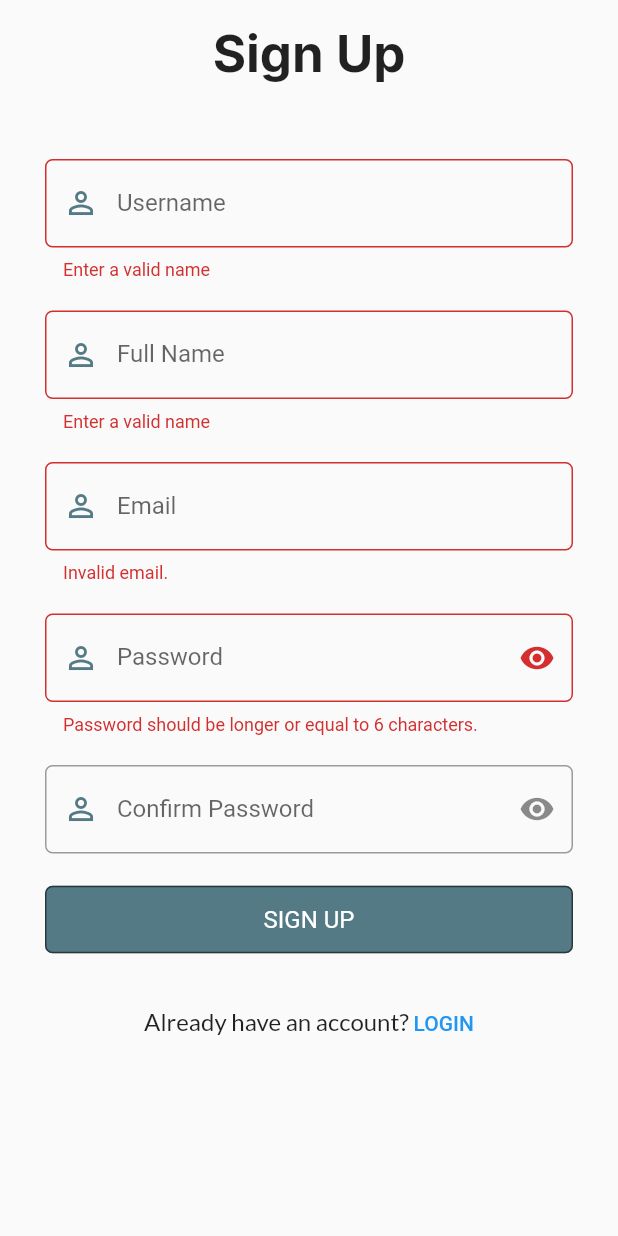
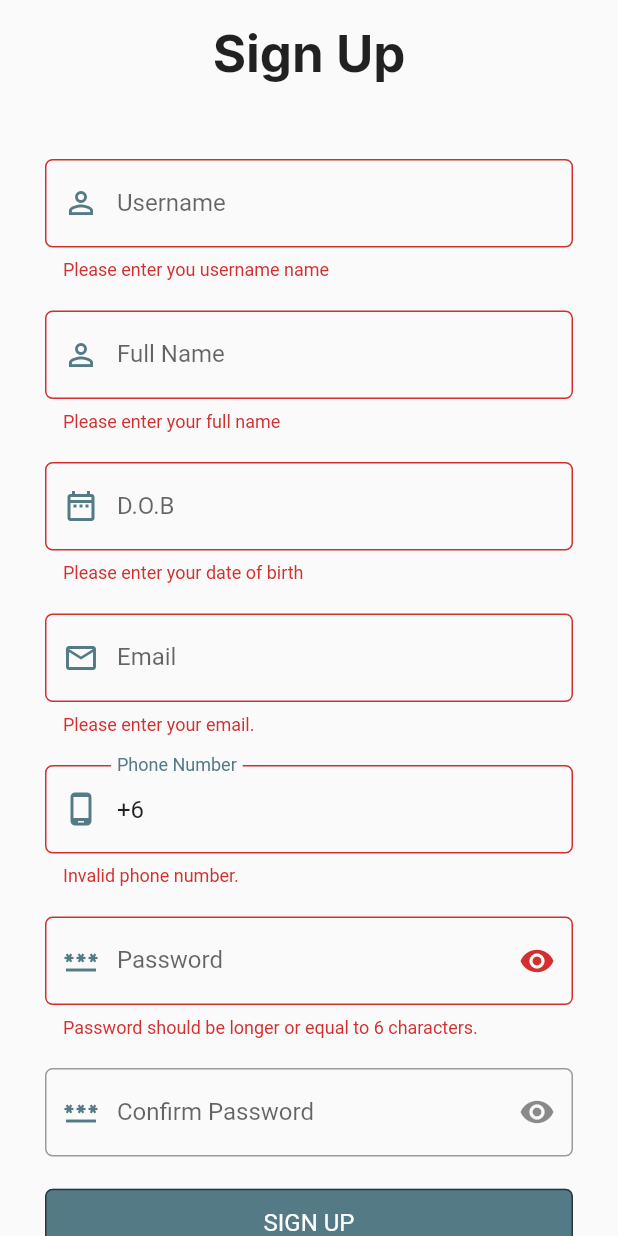
Before and after one commit to Hester33/tmwes, a Flutter app: the SignUpScreen screen opened directly, after a tap on "SIGN UP", on a phone screen of 412 x 824 dp. Run offline on Flutter 3.47's test engine with Material 2 defaults, Android fonts, the phone set to English and light mode, and no system bars; our stand-ins replace cloud_firestore, firebase_auth, firebase_core, get, google_fonts; missing offline and left inert: bcrypt; accounts and stored records are empty; network calls fail.

Commit message:
update user sign up form

```diff
--- a/lib/database/authentication_db.dart
+++ b/lib/database/authentication_db.dart
@@ -40,7 +40,7 @@ class AuthenticationDb extends GetxController {
         : Get.offAll(() => const Home());
   }
 
-  Future<String> createUserWithEmailAndPwd(
+  Future<String?> createUserWithEmailAndPwd(
       String email, String password, String username) async {
     try {
       //showLoading();
@@ -61,12 +61,13 @@ class AuthenticationDb extends GetxController {
           backgroundColor: Colors.redAccent.withOpacity(0.1),
           colorText: Colors.red);
       print('FIREBASE AUTH EXPECTION - ${ex.msg}, ${e.code}');
-      throw ex;
+      //throw ex;
     } catch (_) {
       const ex = SignUpWithEmailAndPasswordFailure();
       print('EXCEPTION - ${ex.msg}');
       throw ex;
     }
+    return null;
   }
 
   Future<void> loginUserWithEmailAndPwd(String email, String password) async {
--- a/lib/database/user_db.dart
+++ b/lib/database/user_db.dart
@@ -8,19 +8,20 @@ import 'package:tmwes/models/user_model.dart';
 class UserDb extends GetxController {
   static UserDb get instance => Get.find();
 
-  final _db = FirebaseFirestore.instance;
-
   //store user in FireStore
-  storeUser(String uid, String username, String fullName, String email,
-      String encryptedPwd) async {
+  Future<void> storeUser(String? uid, String username, String fullName,
+      DateTime dateOfBirth, String email, String phoneNo) async {
     User? currentUser = auth.currentUser;
 
     final user = UserModel(
       id: uid,
       username: username,
       fullName: fullName,
+      dateOfBirth: dateOfBirth,
       email: email,
-      password: encryptedPwd,
+      phoneNumber: phoneNo,
+      //auto added
+      dateJoined: DateTime.now(),
     );
     if (currentUser != null) {
       //.add(...) and .doc().set(...) are completely equivalent
@@ -63,4 +64,6 @@ class UserDb extends GetxController {
         snapshot.docs.map((e) => UserModel.fromSnapshot(e)).toList();
     return usersData;
   }
+
+  //  currentUser.updateEmail(newEmail);
 }
--- a/lib/models/user_model.dart
+++ b/lib/models/user_model.dart
@@ -1,22 +1,53 @@
-import 'package:bcrypt/bcrypt.dart';
+//import 'package:bcrypt/bcrypt.dart';
 import 'package:cloud_firestore/cloud_firestore.dart';
 
 class UserModel {
   final String? id;
   final String username;
   final String fullName;
+  final DateTime dateOfBirth;
   final String email;
-  final String password;
+  final String phoneNumber;
+  final DateTime? dateJoined;
+  //! Name, DOB/age, Gender, Email, Phone no, Pwd, CPwd
 
   UserModel({
     this.id,
     required this.username,
     required this.fullName,
+    required this.dateOfBirth,
     required this.email,
-    required this.password,
+    required this.phoneNumber,
+    this.dateJoined,
   });
 
-  // Future<String> encrypt() async {
+  toJson() {
+    return {
+      "id": id,
+      "username": username,
+      "fullname": fullName,
+      "dob": dateOfBirth,
+      "email": email,
+      "phone_no": phoneNumber,
+      "date_joined": dateJoined,
+    };
+  }
+
+  //*Map user from Firebase to UserModel
+  // .fromSnapshot = named constrcutor
+  factory UserModel.fromSnapshot(DocumentSnapshot<Map<String, dynamic>> doc) {
+    final data = doc.data();
+    return UserModel(
+        id: data!["id"],
+        username: data["username"],
+        fullName: data["fullname"],
+        dateOfBirth: data["dob"],
+        email: data["email"],
+        phoneNumber: data["phone_no"],
+        dateJoined: data["date_joined"]);
+  }
+}
+// Future<String> encrypt() async {
   //   String pwd = password;
   //   final String encryptedText = BCrypt.hashpw(
   //     pwd,
@@ -32,26 +63,3 @@ class UserModel {
   //   );
   //   return checkPassword;
   // }
-
-  toJson() {
-    return {
-      "id": id,
-      "username": username,
-      "fullname": fullName,
-      "email": email,
-      "password": password,
-    };
-  }
-
-  //*Map user from Firebase to UserModel
-  // .fromSnapshot = named constrcutor
-  factory UserModel.fromSnapshot(DocumentSnapshot<Map<String, dynamic>> doc) {
-    final data = doc.data();
-    return UserModel(
-        id: data!["id"],
-        username: data["username"],
-        fullName: data["fullname"],
-        email: data["email"],
-        password: data["password"]);
-  }
-}
--- a/lib/screens/authentication/signup/widgets/signup_form.dart
+++ b/lib/screens/authentication/signup/widgets/signup_form.dart
@@ -16,7 +16,6 @@ class SignUpForm extends StatelessWidget {
     final controller = SignUpController.instance;
     final _formKey = GlobalKey<FormState>();
 
-    //! Name, DOB, Gender, Email, Phone no, Pwd, CPwd
     //! check box for term n cond
     return Container(
       padding: const EdgeInsets.symmetric(vertical: 20.0),
@@ -33,7 +32,7 @@ class SignUpForm extends StatelessWidget {
                 ),
                 validator: (value) {
                   if (value.toString().length < 5) {
-                    return 'Enter a valid name';
+                    return 'Please enter you username name';
                   }
                   return null;
                 }),
@@ -47,24 +46,71 @@ class SignUpForm extends StatelessWidget {
                 ),
                 validator: (value) {
                   if (value.toString().length < 5) {
-                    return 'Enter a valid name';
+                    return 'Please enter your full name';
                   }
                   return null;
                 }),
+            const SizedBox(height: 20),
+            //*D.O.B
+            Obx(
+              () => TextFormField(
+                  controller: controller.dob.value,
+                  decoration: const InputDecoration(
+                    prefixIcon: Icon(Icons.date_range_outlined),
+                    label: Text('D.O.B'),
+                  ),
+                  readOnly: true,
+                  validator: (value) {
+                    if (value.toString().isEmpty) {
+                      return 'Please enter your date of birth';
+                    }
+                    return null;
+                  },
+                  //!not sure
+                  //keyboardType: TextInputType.number,
+                  onTap: () {
+                    //final DateTime date = controller.chooseDate() as DateTime;
+                    controller.chooseDate();
+                  }),
+            ),
             const SizedBox(height: 20),
             //*EmailAddress
             TextFormField(
                 controller: controller.email,
                 decoration: const InputDecoration(
-                  prefixIcon: Icon(Icons.person_outline_outlined),
+                  prefixIcon: Icon(Icons.email_outlined),
                   label: Text('Email'),
                 ),
                 validator: (value) {
                   bool isEmailValid = RegExp(
                           r"^[a-zA-Z0-9.a-zA-Z0-9.!#$%&'*+-/=?^_`{|}~]+@[a-zA-Z0-9]+\.[a-zA-Z]+")
                       .hasMatch(value!);
-                  if (!isEmailValid) {
+                  if (value.toString().isEmpty) {
+                    return 'Please enter your email.';
+                  } else if (!isEmailValid) {
                     return 'Invalid email.';
+                  }
+                  return null;
+                }),
+            const SizedBox(height: 20),
+            //* Phone Number
+            TextFormField(
+                controller: controller.phoneNo,
+                decoration: const InputDecoration(
+                  prefixIcon: Icon(Icons.phone_android_outlined),
+                  label: Text('Phone Number'),
+                  //! test
+                  //hintText: '+6012345678',
+                ),
+                validator: (value) {
+                  bool isPhoneNoValid =
+                      RegExp(r'(^(?:[+])?[0-9]{10,12}$)').hasMatch(value!);
+                  if (value.toString().isEmpty) {
+                    return 'Please enter your phone number.';
+                  } else if (value.toString().length < 12) {
+                    return 'Invalid phone number.';
+                  } else if (!isPhoneNoValid) {
+                    return 'Please enter a valid phone number.';
                   }
                   return null;
                 }),
@@ -75,7 +121,7 @@ class SignUpForm extends StatelessWidget {
                   obscureText: controller.isPwdHidden.value,
                   controller: controller.password,
                   decoration: InputDecoration(
-                    prefixIcon: const Icon(Icons.person_outline_outlined),
+                    prefixIcon: const Icon(Icons.password_outlined),
                     label: const Text('Password'),
                     suffixIcon: IconButton(
                         onPressed: () {
@@ -99,7 +145,7 @@ class SignUpForm extends StatelessWidget {
               () => TextFormField(
                   obscureText: controller.isCPwdHidden.value,
                   decoration: InputDecoration(
-                    prefixIcon: const Icon(Icons.person_outline_outlined),
+                    prefixIcon: const Icon(Icons.password_outlined),
                     label: const Text('Confirm Password'),
                     suffixIcon: IconButton(
                         onPressed: () {
@@ -147,7 +193,7 @@ class SignUpForm extends StatelessWidget {
                       controller.fullName.text.trim(),
                       controller.email.text.trim(),
                       controller.password.text.trim(),
-                      encryptedPwd,
+                      controller.phoneNo.text.trim(),
                     );
                   }
                 },
--- a/lib/screens/profile/profile_screen.dart
+++ b/lib/screens/profile/profile_screen.dart
@@ -39,6 +39,8 @@ class ProfileScreen extends StatelessWidget {
               const SizedBox(height: 10),
               Text('Name', style: Theme.of(context).textTheme.headlineMedium),
               Text('email@gmail.com',
+                  style: Theme.of(context).textTheme.bodyLarge),
+              Text('Date Joined: ',
                   style: Theme.of(context).textTheme.bodyLarge),
               const SizedBox(height: 20),
               Row(
--- a/pubspec.yaml
+++ b/pubspec.yaml
@@ -39,10 +39,14 @@ dependencies:
   get: ^4.6.5
   bcrypt: ^1.1.3
 
+  ##--- Format date & Time ---##
+  intl: ^0.17.0
+
   ##--- Firebase packages---##
   firebase_core: ^2.9.0
   firebase_auth: ^4.4.0
   cloud_firestore: ^4.5.1
+
 
 dev_dependencies:
   flutter_test:
```
Also changed, not shown: lib/controllers/signup_controller.dart (+26 -3 lines), pubspec.lock.
